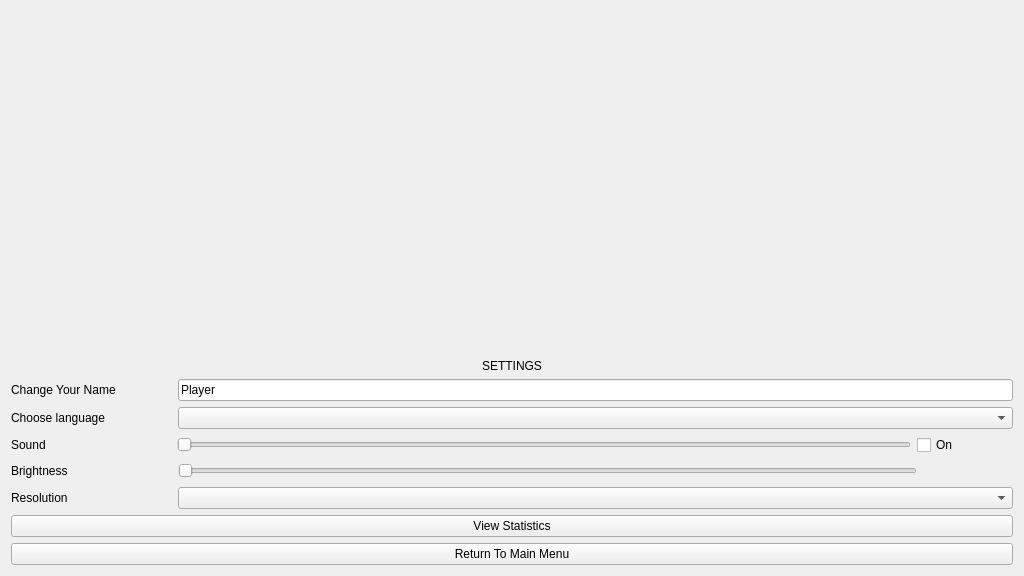
Before: the Qt Designer form src/menu/settingswidget.ui in VKuzia/cat-circus, drawn with Qt 5.
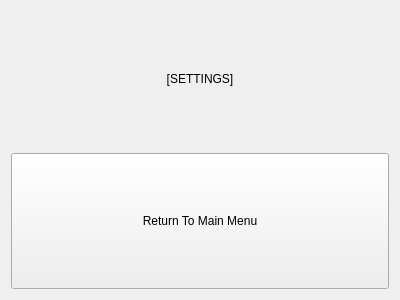
After: the same form once the commit is applied. Custom widgets are drawn as their Qt base class.

Patch:
```diff
--- a/src/menu/settingswidget.ui
+++ b/src/menu/settingswidget.ui
@@ -6,30 +6,24 @@
    <rect>
     <x>0</x>
     <y>0</y>
-    <width>1024</width>
-    <height>576</height>
+    <width>400</width>
+    <height>300</height>
    </rect>
   </property>
   <property name="windowTitle">
    <string>Form</string>
   </property>
-  <layout class="QVBoxLayout" name="verticalLayout" stretch="0,4,3,3,3,3,3,3,3">
+  <layout class="QVBoxLayout" name="verticalLayout" stretch="1,1">
    <item>
-    <widget class="QStackedWidget" name="ui_stacked_widget_">
-     <widget class="StatisticsPage" name="ui_statistics_page_"/>
-     <widget class="QWidget" name="page_4"/>
-    </widget>
-   </item>
-   <item>
-    <widget class="QLabel" name="ui_settings_label_">
+    <widget class="QLabel" name="ui_settings_label">
      <property name="sizePolicy">
-      <sizepolicy hsizetype="Minimum" vsizetype="Fixed">
+      <sizepolicy hsizetype="Expanding" vsizetype="Expanding">
        <horstretch>0</horstretch>
        <verstretch>0</verstretch>
       </sizepolicy>
      </property>
      <property name="text">
-      <string>SETTINGS</string>
+      <string>[SETTINGS]</string>
      </property>
      <property name="alignment">
       <set>Qt::AlignCenter</set>
@@ -37,118 +31,9 @@
     </widget>
    </item>
    <item>
-    <layout class="QHBoxLayout" name="ui_user_layout_" stretch="5,26">
-     <item>
-      <widget class="QLabel" name="ui_user_label_">
-       <property name="text">
-        <string>Change Your Name</string>
-       </property>
-      </widget>
-     </item>
-     <item>
-      <widget class="QLineEdit" name="ui_user_line_edit_">
-       <property name="text">
-        <string>Player</string>
-       </property>
-      </widget>
-     </item>
-    </layout>
-   </item>
-   <item>
-    <layout class="QHBoxLayout" name="ui_language_layout_" stretch="5,26">
-     <item>
-      <widget class="QLabel" name="ui_language_label_">
-       <property name="text">
-        <string>Choose language</string>
-       </property>
-      </widget>
-     </item>
-     <item>
-      <widget class="QComboBox" name="ui_language_combo_box_"/>
-     </item>
-    </layout>
-   </item>
-   <item>
-    <layout class="QHBoxLayout" name="ui_sound_layout_" stretch="5,23,3">
-     <item>
-      <widget class="QLabel" name="ui_sound_label_">
-       <property name="text">
-        <string>Sound</string>
-       </property>
-      </widget>
-     </item>
-     <item>
-      <widget class="QSlider" name="ui_volume_">
-       <property name="orientation">
-        <enum>Qt::Horizontal</enum>
-       </property>
-      </widget>
-     </item>
-     <item>
-      <widget class="QCheckBox" name="ui_sound_check_box_">
-       <property name="text">
-        <string>On</string>
-       </property>
-      </widget>
-     </item>
-    </layout>
-   </item>
-   <item>
-    <layout class="QHBoxLayout" name="ui_brightness_layout_" stretch="5,23,3">
-     <item>
-      <widget class="QLabel" name="ui_bright_label_">
-       <property name="text">
-        <string>Brightness</string>
-       </property>
-      </widget>
-     </item>
-     <item>
-      <widget class="QSlider" name="ui_brightness_">
-       <property name="orientation">
-        <enum>Qt::Horizontal</enum>
-       </property>
-      </widget>
-     </item>
-     <item>
-      <spacer name="ui_horizontal_spacer_">
-       <property name="orientation">
-        <enum>Qt::Horizontal</enum>
-       </property>
-       <property name="sizeHint" stdset="0">
-        <size>
-         <width>40</width>
-         <height>20</height>
-        </size>
-       </property>
-      </spacer>
-     </item>
-    </layout>
-   </item>
-   <item>
-    <layout class="QHBoxLayout" name="ui_resolution_layout_" stretch="5,26">
-     <item>
-      <widget class="QLabel" name="ui_resolution_label_">
-       <property name="text">
-        <string>Resolution</string>
-       </property>
-      </widget>
-     </item>
-     <item>
-      <widget class="QComboBox" name="ui_resolution_combo_box_"/>
-     </item>
-    </layout>
-   </item>
-   <item>
-    <widget class="QPushButton" name="ui_statistics_button_">
-     <property name="text">
-      <string>View Statistics</string>
-     </property>
-    </widget>
-   </item>
-   <item>
-    <widget class="QPushButton" name="ui_return_button_">
+    <widget class="QPushButton" name="ui_return_button">
      <property name="sizePolicy">
-      <sizepolicy hsizetype="Minimum" vsizetype="Fixed">
+      <sizepolicy hsizetype="Expanding" vsizetype="Expanding">
        <horstretch>0</horstretch>
        <verstretch>0</verstretch>
       </sizepolicy>
@@ -160,14 +45,6 @@
    </item>
   </layout>
  </widget>
- <customwidgets>
-  <customwidget>
-   <class>StatisticsPage</class>
-   <extends>QWidget</extends>
-   <header>src/menu/statisticspage.h</header>
-   <container>1</container>
-  </customwidget>
- </customwidgets>
  <resources/>
  <connections>
   <connection>
```
Left out of the diff: 2 changed lines with no effect on the pictures.
